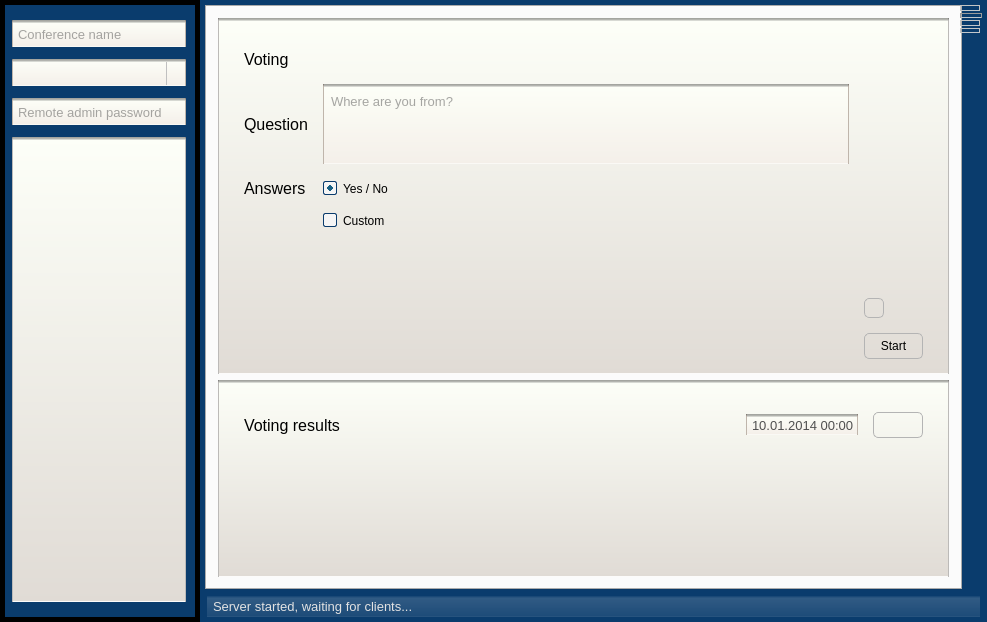
This is ServerGui/main_window.ui in akru/conference-speaker-server as Qt 5 draws it before an edit. The edited form follows.
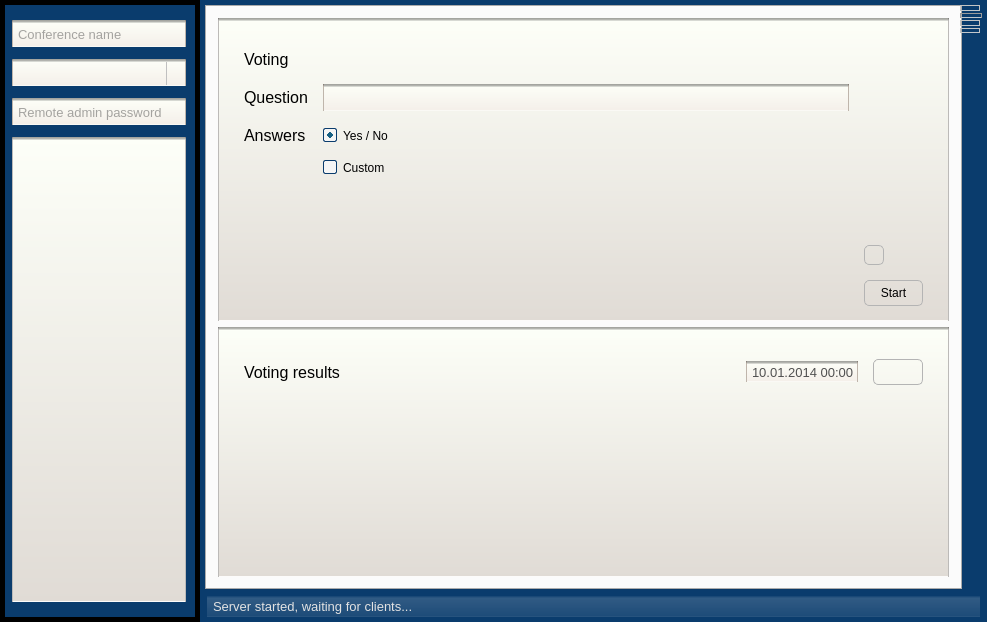
This is the edited form. The open tabs and pages were chosen to show the change. Icons and pictures are not drawn.

Commit message: Question and answers lengths limited with 500 symbols.

```diff
--- a/ServerGui/main_window.ui
+++ b/ServerGui/main_window.ui
@@ -773,7 +773,7 @@
              <property name="spacing">
               <number>15</number>
              </property>
-             <item row="7" column="2">
+             <item row="8" column="2">
               <spacer name="horizontalSpacer_2">
                <property name="orientation">
                 <enum>Qt::Horizontal</enum>
@@ -786,7 +786,7 @@
                </property>
               </spacer>
              </item>
-             <item row="7" column="3">
+             <item row="8" column="3">
               <widget class="QPushButton" name="startVoteButton">
                <property name="maximumSize">
                 <size>
@@ -812,14 +812,14 @@
                </property>
               </widget>
              </item>
-             <item row="3" column="1">
+             <item row="4" column="1">
               <widget class="QRadioButton" name="customRB">
                <property name="text">
                 <string>Custom</string>
                </property>
               </widget>
              </item>
-             <item row="2" column="1">
+             <item row="3" column="1">
               <widget class="QRadioButton" name="simpleRB">
                <property name="text">
                 <string>Yes / No</string>
@@ -829,7 +829,7 @@
                </property>
               </widget>
              </item>
-             <item row="2" column="0">
+             <item row="3" column="0">
               <widget class="QLabel" name="label_32">
                <property name="text">
                 <string>Answers</string>
@@ -843,26 +843,7 @@
                </property>
               </widget>
              </item>
-             <item row="1" column="1" colspan="2">
-              <widget class="QPlainTextEdit" name="questionTextEdit">
-               <property name="sizePolicy">
-                <sizepolicy hsizetype="Preferred" vsizetype="Preferred">
-                 <horstretch>0</horstretch>
-                 <verstretch>0</verstretch>
-                </sizepolicy>
-               </property>
-               <property name="maximumSize">
-                <size>
-                 <width>16777215</width>
-                 <height>80</height>
-                </size>
-               </property>
-               <property name="placeholderText">
-                <string>Where are you from?</string>
-               </property>
-              </widget>
-             </item>
-             <item row="4" column="1" rowspan="3" colspan="2">
+             <item row="5" column="1" rowspan="3" colspan="2">
               <layout class="QFormLayout" name="customLayout">
                <property name="fieldGrowthPolicy">
                 <enum>QFormLayout::AllNonFixedFieldsGrow</enum>
@@ -878,7 +859,7 @@
                </property>
               </layout>
              </item>
-             <item row="6" column="3">
+             <item row="7" column="3">
               <widget class="QPushButton" name="plusButton">
                <property name="maximumSize">
                 <size>
@@ -904,7 +885,7 @@
                </property>
               </widget>
              </item>
-             <item row="4" column="3" rowspan="2">
+             <item row="5" column="3" rowspan="2">
               <spacer name="verticalSpacer">
                <property name="orientation">
                 <enum>Qt::Vertical</enum>
@@ -917,6 +898,13 @@
                </property>
               </spacer>
              </item>
+             <item row="1" column="1" colspan="2">
+              <widget class="QLineEdit" name="questionTextEdit">
+               <property name="maxLength">
+                <number>500</number>
+               </property>
+              </widget>
+             </item>
             </layout>
            </widget>
           </item>
@@ -1029,6 +1017,9 @@
                <property name="text">
                 <string/>
                </property>
+               <property name="wordWrap">
+                <bool>true</bool>
+               </property>
               </widget>
              </item>
              <item row="1" column="2">
```
Left out of the diff: 2 changed lines with no effect on the pictures. The commit also changes 1 other file.
